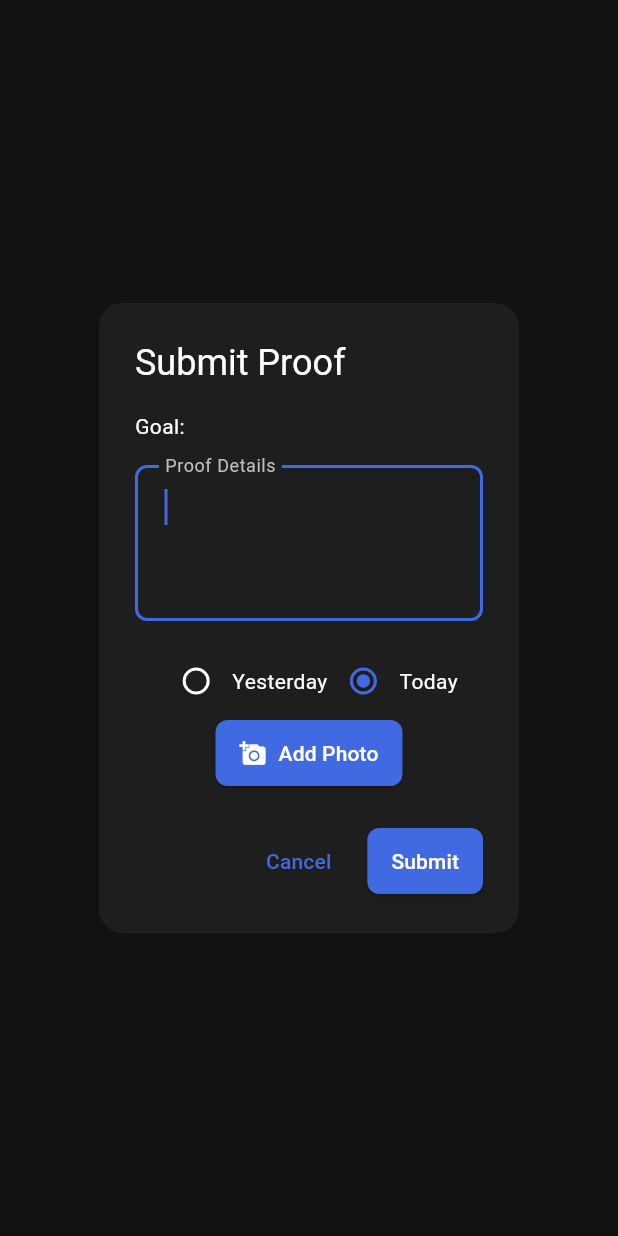
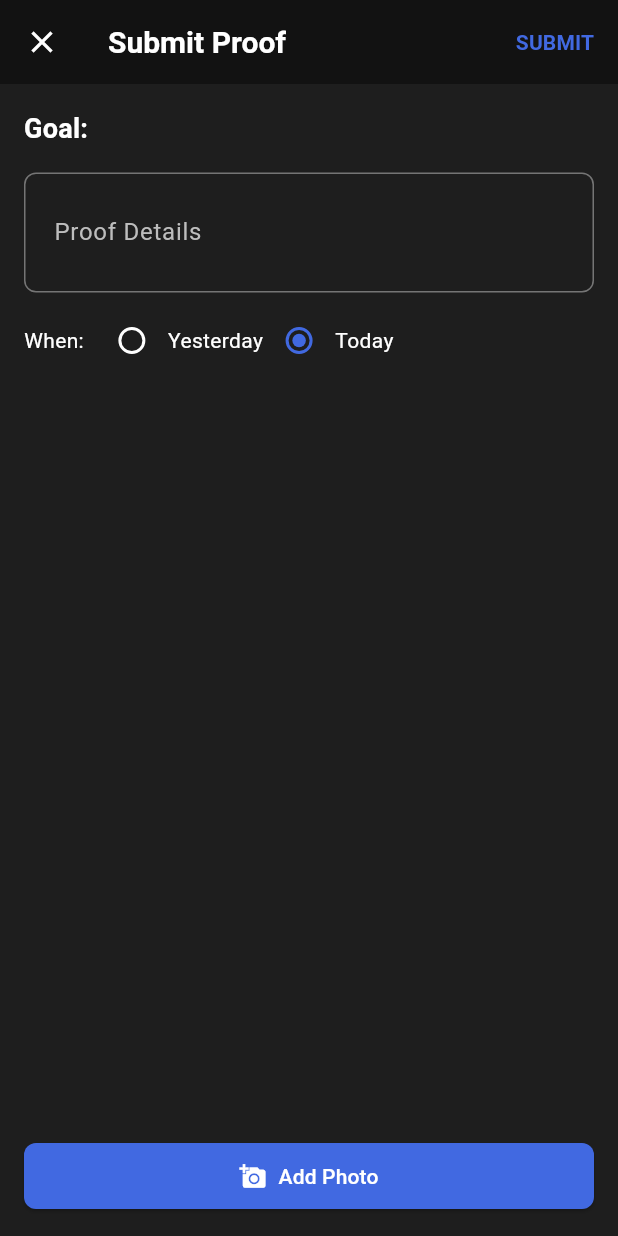
Before and after one commit to marino-mcgalla/accountabilibuddies, a Flutter app: the ProofSubmissionDialog screen opened directly with empty values, on a phone screen of 412 x 824 dp. Run offline on Flutter 3.47's test engine with Material 3 defaults, Android fonts, the phone set to English and light mode, and no system bars; our stand-ins replace cloud_firestore, firebase_auth, firebase_core, firebase_storage, flutter_image_compress, go_router and 2 more; missing offline and left inert: dart:html, dart:js, firebase_ui_auth; accounts and stored records are empty.

Commit message:
fixed submit proof on mobile

```diff
--- a/lib/features/goals/widgets/proof_submission_dialog.dart
+++ b/lib/features/goals/widgets/proof_submission_dialog.dart
@@ -194,72 +194,123 @@ class _ProofSubmissionDialogState extends State<ProofSubmissionDialog> {
         Provider.of<TimeMachineProvider>(context, listen: false);
     final now = timeMachineProvider.now;
 
-    return AlertDialog(
+    return Scaffold(
+      // Full screen dialog
+      backgroundColor: Theme.of(context).dialogBackgroundColor,
+      appBar: AppBar(
         title: const Text('Submit Proof'),
-      content: SingleChildScrollView(
+        leading: IconButton(
+          icon: const Icon(Icons.close),
+          onPressed: () => Navigator.of(context).pop(false),
+        ),
+        actions: [
+          // Submit button in app bar
+          _isUploading
+              ? const Padding(
+                  padding: EdgeInsets.all(16.0),
+                  child: SizedBox(
+                    width: 20,
+                    height: 20,
+                    child: CircularProgressIndicator(strokeWidth: 2),
+                  ),
+                )
+              : TextButton(
+                  onPressed: _submitProof,
+                  child: const Text(
+                    'SUBMIT',
+                    style: TextStyle(fontWeight: FontWeight.bold),
+                  ),
+                ),
+        ],
+      ),
+      // SafeArea prevents overlap with system UI
+      body: SafeArea(
+        // Use a Column to organize the content
+        child: Padding(
+          padding: const EdgeInsets.all(16.0),
           child: Column(
-          mainAxisSize: MainAxisSize.min,
-          mainAxisAlignment: MainAxisAlignment.spaceEvenly,
             crossAxisAlignment: CrossAxisAlignment.start,
             children: [
-            Text('Goal: ${widget.goal.goalName}'),
+              // Goal name
+              Text(
+                'Goal: ${widget.goal.goalName}',
+                style: Theme.of(context).textTheme.titleMedium,
+              ),
               const SizedBox(height: 16),
+
+              // Proof details input - only take what's needed
               TextField(
                 controller: _proofController,
                 decoration: const InputDecoration(
                   labelText: 'Proof Details',
                   border: OutlineInputBorder(),
+                  hintText: 'Describe how you completed this goal',
                 ),
-              maxLines: 3,
-              autofocus: true,
+                maxLines: 2, // Limited to save space
               ),
-            const SizedBox(height: 16),
 
-            // Yesterday/Today radio buttons, centered, with today on the right side and padding at the bottom
-            // Only show this if it is not Monday.
-            // TODO: CHANGE DAY TO START DAY PARAMETER
-
-            if (now.weekday != DateTime.monday)
-              Center(
-                child: Row(
-                  mainAxisAlignment: MainAxisAlignment.center,
+              // Yesterday/Today selection with radio buttons
+              if (now.weekday != DateTime.monday) ...[
+                const SizedBox(height: 8),
+                Row(
                   children: [
+                    const Text('When:'),
+                    const SizedBox(width: 8),
                     Radio<bool>(
                       value: true,
                       groupValue: yesterday,
-                      onChanged: (value) {
-                        setState(() {
-                          yesterday = value!;
-                        });
-                      },
+                      onChanged: (value) => setState(() => yesterday = value!),
                     ),
                     const Text('Yesterday'),
                     Radio<bool>(
                       value: false,
                       groupValue: yesterday,
-                      onChanged: (value) {
-                        setState(() {
-                          yesterday = value!;
-                        });
-                      },
+                      onChanged: (value) => setState(() => yesterday = value!),
                     ),
                     const Text('Today'),
                   ],
                 ),
+              ],
+
+              // Compact error/status display
+              if (_errorMessage != null)
+                Padding(
+                  padding: const EdgeInsets.only(top: 8),
+                  child: Text(
+                    _errorMessage!,
+                    style:
+                        TextStyle(color: Theme.of(context).colorScheme.error),
                   ),
-
-            // Image selection button
-            Center(
-              child: ElevatedButton.icon(
-                onPressed: _isUploading ? null : _showImageOptions,
-                icon: const Icon(Icons.add_a_photo),
-                label: const Text('Add Photo'),
+                ),
+              if (_statusMessage != null && !_isUploading)
+                Padding(
+                  padding: const EdgeInsets.only(top: 8),
+                  child: Text(
+                    _statusMessage!,
+                    style: const TextStyle(color: Colors.blue),
+                  ),
+                ),
+              if (_isUploading)
+                Padding(
+                  padding: const EdgeInsets.only(top: 8),
+                  child: Row(
+                    children: [
+                      SizedBox(
+                        width: 16,
+                        height: 16,
+                        child: CircularProgressIndicator(strokeWidth: 2),
+                      ),
+                      const SizedBox(width: 8),
+                      Text(_statusMessage ?? 'Uploading...'),
+                    ],
                   ),
                 ),
 
-            // Selected image preview
+              // Spacer pushes the photo section to the bottom
+              const Spacer(),
+
+              // Image preview section - if image is selected
               if (_selectedImageData != null) ...[
-              const SizedBox(height: 16),
                 Center(
                   child: Stack(
                     children: [
@@ -267,7 +318,7 @@ class _ProofSubmissionDialogState extends State<ProofSubmissionDialog> {
                         borderRadius: BorderRadius.circular(8),
                         child: Image.memory(
                           _selectedImageData!,
-                        height: 200,
+                          height: 120, // Smaller to save space
                           fit: BoxFit.cover,
                         ),
                       ),
@@ -281,64 +332,33 @@ class _ProofSubmissionDialogState extends State<ProofSubmissionDialog> {
                               color: Colors.white,
                               shadows: [Shadow(blurRadius: 5)],
                             ),
-                          onPressed: () {
-                            setState(() {
+                            onPressed: () => setState(() {
                               _selectedImageData = null;
                               _selectedImageName = null;
-                            });
-                          },
+                            }),
                           ),
                         ),
                     ],
                   ),
                 ),
+                const SizedBox(height: 16),
               ],
 
-            // Status message (upload progress, etc.)
-            if (_statusMessage != null) ...[
-              const SizedBox(height: 8),
-              Center(
-                child: Text(
-                  _statusMessage!,
-                  style: const TextStyle(color: Colors.blue),
+              // Add photo button at bottom
+              SizedBox(
+                width: double.infinity,
+                child: ElevatedButton.icon(
+                  onPressed: _isUploading ? null : _showImageOptions,
+                  icon: const Icon(Icons.add_a_photo),
+                  label: Text(_selectedImageData == null
+                      ? 'Add Photo'
+                      : 'Change Photo'),
                 ),
               ),
             ],
-
-            // Progress indicator for uploads
-            if (_isUploading) ...[
-              const SizedBox(height: 8),
-              const LinearProgressIndicator(),
-            ],
-
-            // Error message
-            if (_errorMessage != null) ...[
-              const SizedBox(height: 8),
-              Text(
-                _errorMessage!,
-                style: TextStyle(color: Theme.of(context).colorScheme.error),
-              ),
-            ],
-          ],
           ),
         ),
-      actions: [
-        TextButton(
-          onPressed:
-              _isUploading ? null : () => Navigator.of(context).pop(false),
-          child: const Text('Cancel'),
       ),
-        ElevatedButton(
-          onPressed: _isUploading ? null : _submitProof,
-          child: _isUploading
-              ? const SizedBox(
-                  width: 20,
-                  height: 20,
-                  child: CircularProgressIndicator(strokeWidth: 2),
-                )
-              : const Text('Submit'),
-        ),
-      ],
     );
   }
 }
```
Lines whose indentation alone changed are shown as unchanged.
